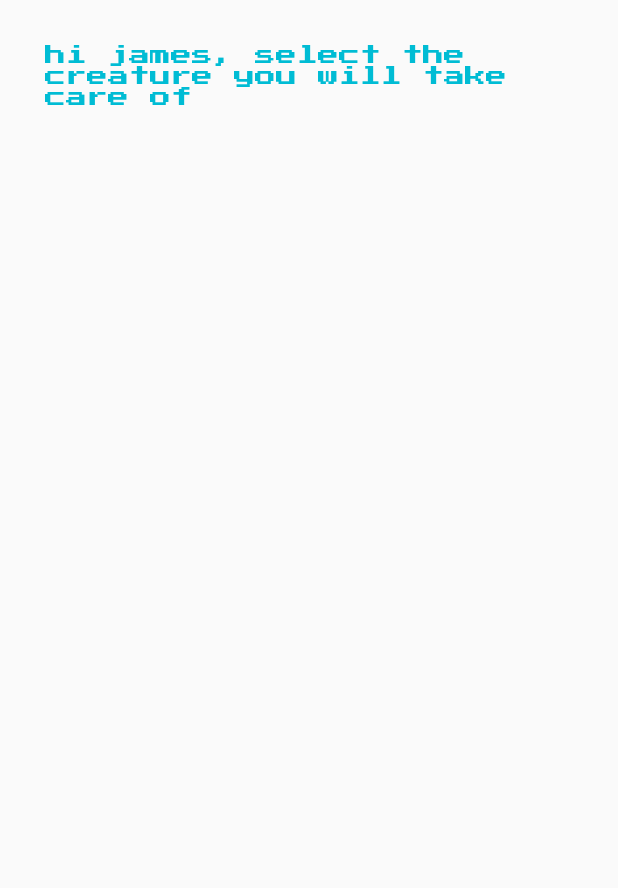
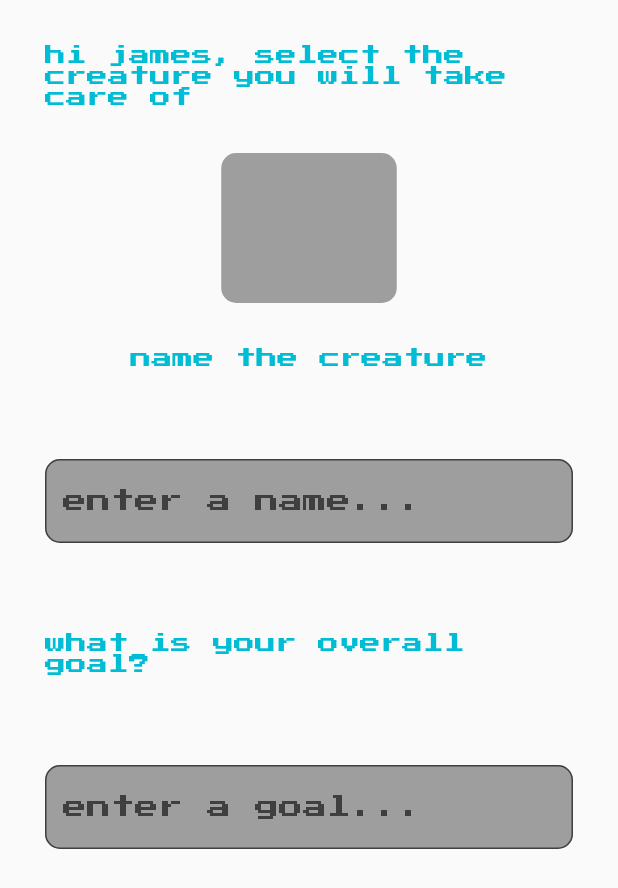
Before and after one commit to jamesecowell/needy-pet, a Flutter app: the GoalSetter widget shown alone on an empty page, opened directly, on a phone screen of 412 x 824 dp. Shown: the top 888 px of the screen. Run offline on Flutter 3.47's test engine with Material 2 defaults, Android fonts, the phone set to English and light mode, and no system bars.

Commit message:
added and styled image container and text inputs in GoalSetter

```diff
--- a/lib/GoalSetter.dart
+++ b/lib/GoalSetter.dart
@@ -21,6 +21,77 @@ class _GoalSetterState extends State<GoalSetter> {
               ),
             ),
           ),
+          Container(
+            width: 117.0,
+            height: 100.0,
+            decoration: BoxDecoration(
+              borderRadius: BorderRadius.circular(10),
+              color: Colors.grey,
+            ),
+            // child: Image.asset('images/pixil-cat.png'),
+          ),
+          Padding(
+            padding: const EdgeInsets.all(30.0),
+            child: Text(
+              'name the creature',
+              style: TextStyle(
+                fontFamily: 'PressStart2P',
+                color: Colors.cyan,
+              ),
+            ),
+          ),
+          Padding(
+            padding: const EdgeInsets.all(30.0),
+            child: TextField(
+              decoration: InputDecoration(
+                border: OutlineInputBorder(
+                  borderRadius: BorderRadius.all(
+                    Radius.circular(10),
+                  ),
+                ),
+                filled: true,
+                fillColor: Colors.grey,
+                hintText: 'enter a name...',
+                hintStyle: TextStyle(
+                  fontFamily: 'PressStart2P',
+                ),
+              ),
+              style: TextStyle(
+                fontFamily: 'PressStart2P',
+              ),
+            ),
+          ),
+          Padding(
+            padding: const EdgeInsets.all(30.0),
+            child: Text(
+              'what is your overall goal?',
+              style: TextStyle(
+                fontFamily: 'PressStart2P',
+                color: Colors.cyan,
+              ),
+            ),
+          ),
+          Padding(
+            padding: const EdgeInsets.all(30.0),
+            child: TextField(
+              decoration: InputDecoration(
+                border: OutlineInputBorder(
+                  borderRadius: BorderRadius.all(
+                    Radius.circular(10),
+                  ),
+                ),
+                filled: true,
+                fillColor: Colors.grey,
+                hintText: 'enter a goal...',
+                hintStyle: TextStyle(
+                  fontFamily: 'PressStart2P',
+                ),
+              ),
+              style: TextStyle(
+                fontFamily: 'PressStart2P',
+              ),
+            ),
+          ),
         ],
       ),
     );
```
